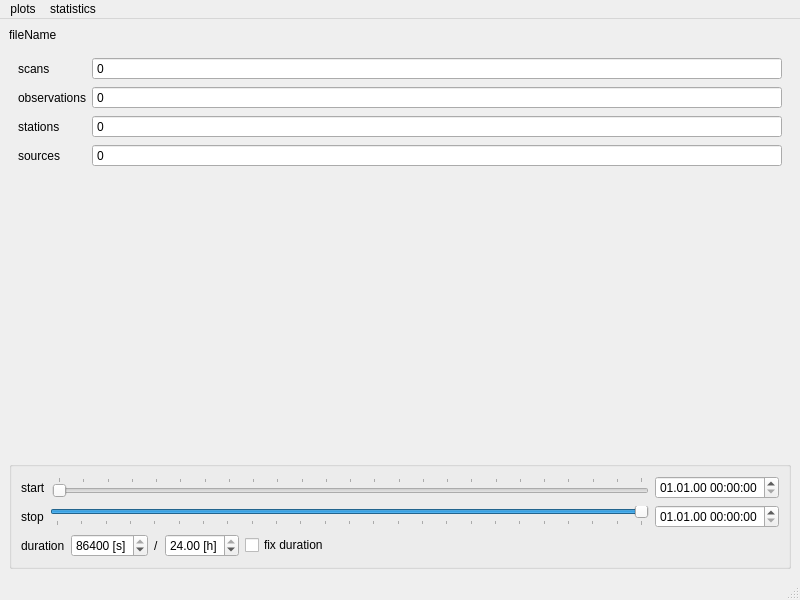
Old version of the form vieschedpp_analyser.ui in the repository TUW-VieVS/VieSchedpp.
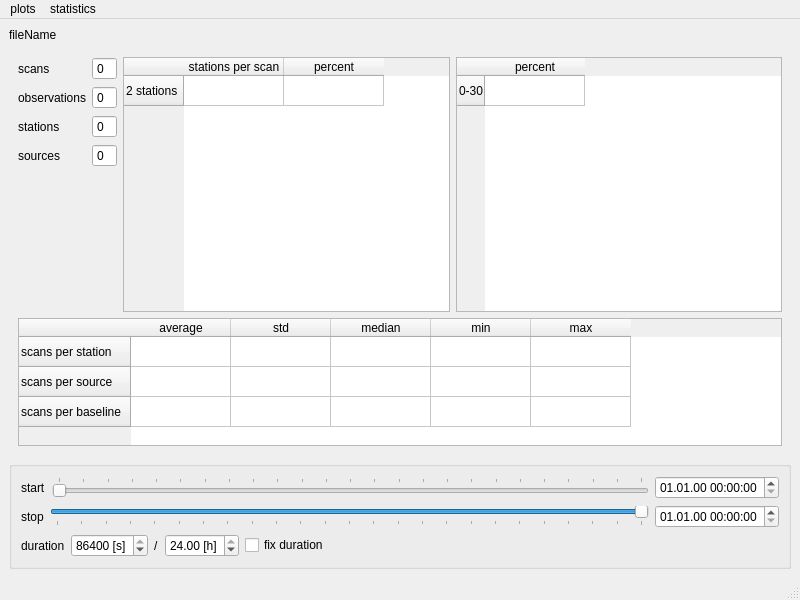
New version of the form. The open tabs and pages were chosen to show the change.

Commit message: update sched analyser

The edit to the form file:
```diff
--- a/vieschedpp_analyser.ui
+++ b/vieschedpp_analyser.ui
@@ -25,7 +25,7 @@
     <item>
      <widget class="QStackedWidget" name="stackedWidget">
       <property name="currentIndex">
-       <number>0</number>
+       <number>4</number>
       </property>
       <widget class="QWidget" name="skyCoverage">
        <layout class="QHBoxLayout" name="horizontalLayout_4">
@@ -108,14 +108,18 @@
         </item>
        </layout>
       </widget>
-      <widget class="QWidget" name="sourceList">
+      <widget class="QWidget" name="world"/>
+      <widget class="QWidget" name="sources">
        <layout class="QVBoxLayout" name="verticalLayout_4">
         <item>
          <layout class="QHBoxLayout" name="horizontalLayout_sourceList"/>
         </item>
        </layout>
       </widget>
+      <widget class="QWidget" name="uv"/>
       <widget class="QWidget" name="statistics_general">
+       <layout class="QVBoxLayout" name="verticalLayout_8" stretch="2,1">
+        <item>
        <layout class="QHBoxLayout" name="horizontalLayout_2">
         <item>
          <layout class="QFormLayout" name="formLayout">
@@ -201,6 +205,100 @@
           </item>
          </layout>
         </item>
+          <item>
+           <widget class="QTableWidget" name="tableWidget">
+            <row>
+             <property name="text">
+              <string>2 stations</string>
+             </property>
+            </row>
+            <column>
+             <property name="text">
+              <string>stations per scan</string>
+             </property>
+            </column>
+            <column>
+             <property name="text">
+              <string>percent</string>
+             </property>
+            </column>
+           </widget>
+          </item>
+          <item>
+           <widget class="QTableWidget" name="tableWidget_2">
+            <row>
+             <property name="text">
+              <string>0-30</string>
+             </property>
+            </row>
+            <column>
+             <property name="text">
+              <string>percent</string>
+             </property>
+            </column>
+           </widget>
+          </item>
+         </layout>
+        </item>
+        <item>
+         <widget class="QTableWidget" name="tableWidget_general">
+          <row>
+           <property name="text">
+            <string>scans per station</string>
+           </property>
+          </row>
+          <row>
+           <property name="text">
+            <string>scans per source</string>
+           </property>
+          </row>
+          <row>
+           <property name="text">
+            <string>scans per baseline</string>
+           </property>
+          </row>
+          <column>
+           <property name="text">
+            <string>average</string>
+           </property>
+          </column>
+          <column>
+           <property name="text">
+            <string>std</string>
+           </property>
+          </column>
+          <column>
+           <property name="text">
+            <string>median</string>
+           </property>
+          </column>
+          <column>
+           <property name="text">
+            <string>min</string>
+           </property>
+          </column>
+          <column>
+           <property name="text">
+            <string>max</string>
+           </property>
+          </column>
+          <item row="0" column="0">
+           <property name="text">
+            <string/>
+           </property>
+          </item>
+          <item row="1" column="0">
+           <property name="text">
+            <string/>
+           </property>
+          </item>
+          <item row="2" column="0">
+           <property name="text">
+            <string/>
+           </property>
+          </item>
+         </widget>
+        </item>
        </layout>
       </widget>
       <widget class="QWidget" name="statistics_station">
@@ -453,7 +551,9 @@
      <string>plots</string>
     </property>
     <addaction name="actionsky_coverage"/>
-    <addaction name="actionsource_selection"/>
+    <addaction name="actionworld_map"/>
+    <addaction name="actionuv_coverage"/>
+    <addaction name="actionsky_map"/>
    </widget>
    <widget class="QMenu" name="menustatistics">
     <property name="title">
@@ -473,9 +573,9 @@
     <string>sky coverage</string>
    </property>
   </action>
-  <action name="actionsource_selection">
+  <action name="actionuv_coverage">
    <property name="text">
-    <string>source selection</string>
+    <string>uv coverage</string>
    </property>
   </action>
   <action name="actiongeneral">
@@ -503,6 +603,16 @@
     <string>per baseline</string>
    </property>
   </action>
+  <action name="actionworld_map">
+   <property name="text">
+    <string>world map</string>
+   </property>
+  </action>
+  <action name="actionsky_map">
+   <property name="text">
+    <string>sky map</string>
+   </property>
+  </action>
  </widget>
  <resources/>
  <connections/>
```
Lines whose indentation alone changed are shown as unchanged. The commit also changes 5 other files.
